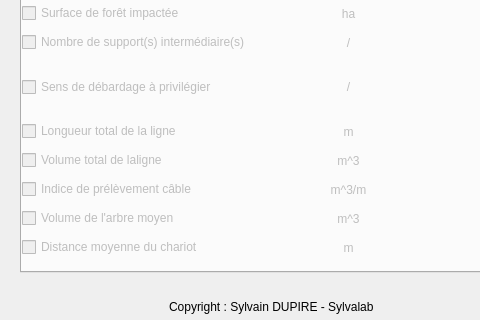
Tijjat/Sylvaccess_qgis_plugin, file sylvaccess_plugin/sylvaccess_plugin_dialog_base.ui: the form before one commit; both pictures show x 0 to 480 and y 418 to 738 of the 964 by 843 pixel window.
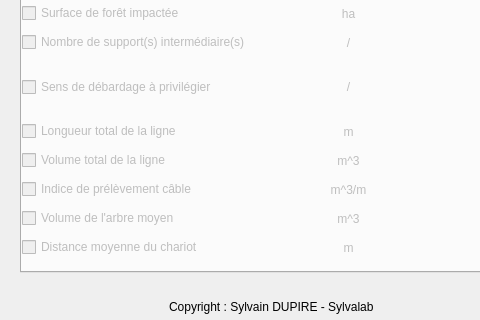
The form after the commit. The open tabs and pages were chosen to show the change. Icons and pictures are not drawn.

Commit message:
ajout get_attr
ajout de fonction pour récup les informations de l'interface+ fix mineur sur l'interface.

The edit to the form file:
```diff
--- a/sylvaccess_plugin/sylvaccess_plugin_dialog_base.ui
+++ b/sylvaccess_plugin/sylvaccess_plugin_dialog_base.ui
@@ -3924,7 +3924,7 @@
         <item row="5" column="0">
          <widget class="QCheckBox" name="checkBox_11">
           <property name="text">
-           <string>Volume total de laligne</string>
+           <string>Volume total de la ligne</string>
           </property>
          </widget>
         </item>
```
Left out of the diff: 88 changed lines with no effect on the pictures. The commit also changes 1 other file.
